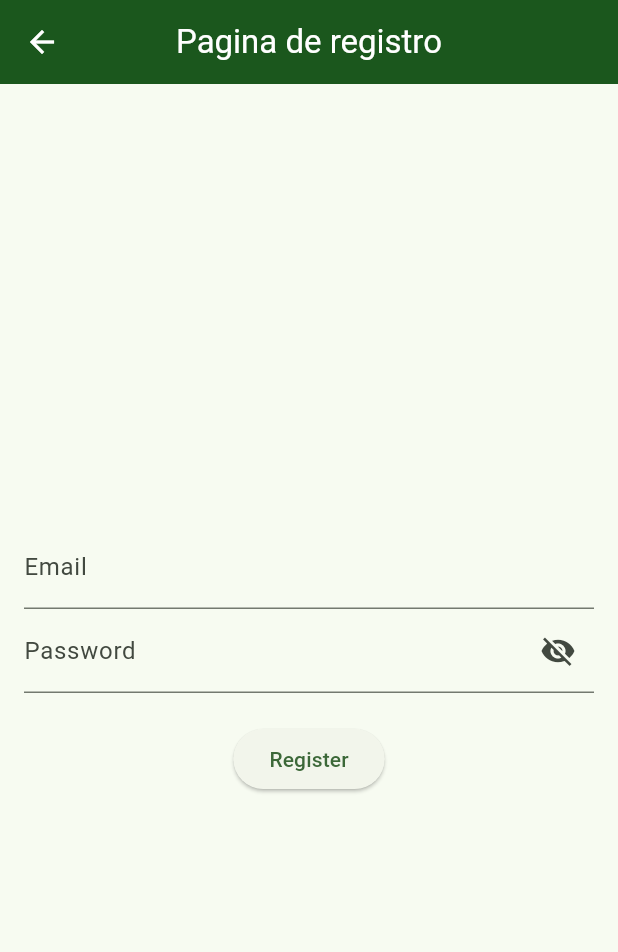
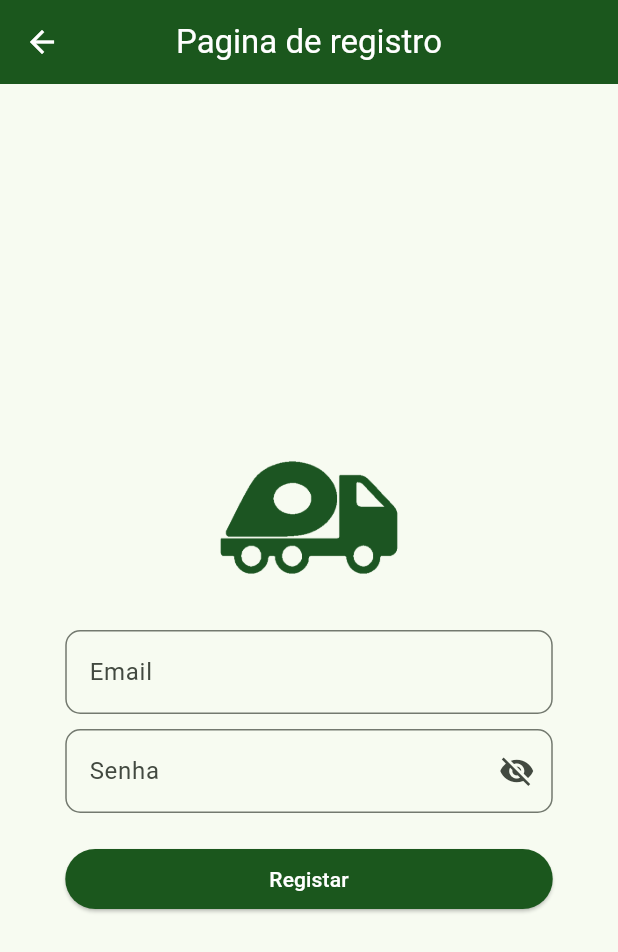
Before and after one commit to Wetto27/trashmap, a Flutter app: the screen it shows after launch, after a tap on "Criar conta", on a phone screen of 412 x 824 dp. Shown: the top 952 px of the screen. Run offline on Flutter 3.47's test engine with Material 3 defaults, Android fonts, the phone set to English and light mode, and no system bars; our stand-ins replace cloud_firestore, firebase_auth, firebase_core, google_maps_flutter, location; accounts and stored records are empty; network calls fail.

Commit message:
Mudando o visual da register page novamente

```diff
--- a/lib/pages/login_page.dart
+++ b/lib/pages/login_page.dart
@@ -39,7 +39,8 @@ class _LoginPageState extends State<LoginPage> {
         Navigator.pushReplacement(
           context,
           MaterialPageRoute(
-          builder: (context) => MapPage(userId: userCredential.user!.uid, isWorker: false),
+            builder: (context) =>
+                MapPage(userId: userCredential.user!.uid, isWorker: false),
           ),
         );
       } else {
@@ -53,7 +54,8 @@ class _LoginPageState extends State<LoginPage> {
           Navigator.pushReplacement(
             context,
             MaterialPageRoute(
-            builder: (context) => MapPage(userId: userCredential.user!.uid, isWorker: true),
+              builder: (context) =>
+                  MapPage(userId: userCredential.user!.uid, isWorker: true),
             ),
           );
         } else {
@@ -124,8 +126,10 @@ void _showMessage(String message) {
                   obscureText: _showPassword == false ? true : false,
                   decoration: InputDecoration(
                     suffixIcon: GestureDetector(
-                        child: Icon(_showPassword == false ? Icons.visibility_off : Icons.visibility),
-                        onTap: (){
+                      child: Icon(_showPassword == false
+                          ? Icons.visibility_off
+                          : Icons.visibility),
+                      onTap: () {
                         setState(() {
                           _showPassword = !_showPassword;
                         });
@@ -148,16 +152,18 @@ void _showMessage(String message) {
                     ),
                   ),
                   onPressed: login,
-                    child: Text('Entrar',
-                    style: TextStyle(
-                      color: Colors.white
-                    ),
+                  child: Text(
+                    'Entrar',
+                    style: TextStyle(color: Colors.white),
                   ),
                 ),
               ),
               const SizedBox(height: 10),
               GestureDetector(
-                  child: const Text('Criar conta'),
+                child: const Text(
+                  'Criar conta',
+                  style: TextStyle(color: Color(0xFF1B571D)),
+                ),
                 onTap: () {
                   Navigator.pushNamed(context, '/register');
                 },
--- a/lib/pages/map_page.dart
+++ b/lib/pages/map_page.dart
@@ -151,7 +151,7 @@ void _startLocationTracking() {
             mapType: MapType.normal,
             markers: _markers,
             initialCameraPosition: const CameraPosition(
-              target: LatLng(0.0, 0.0), // Initial position; will be updated
+              target: LatLng(-22.2514897, -45.7043553), // Initial position; will be updated
               zoom: 14.47,
             ),
             onMapCreated: (GoogleMapController controller) {
--- a/lib/pages/register_page.dart
+++ b/lib/pages/register_page.dart
@@ -25,7 +25,8 @@ class _RegisterPageState extends State<RegisterPage> {
 
     try {
       // Register user
-      UserCredential userCredential = await _auth.createUserWithEmailAndPassword(
+      UserCredential userCredential =
+          await _auth.createUserWithEmailAndPassword(
         email: emailController.text,
         password: passwordController.text,
       );
@@ -58,40 +59,81 @@ class _RegisterPageState extends State<RegisterPage> {
   Widget build(BuildContext context) {
     return Scaffold(
       appBar: customAppBarReturn(context, "Pagina de registro"),
-      body: Padding(
+      body: SizedBox(
+        width: MediaQuery.of(context).size.width,
+        height: MediaQuery.of(context).size.height,
+        child: Padding(
           padding: const EdgeInsets.all(16.0),
           child: Column(
             mainAxisAlignment: MainAxisAlignment.center,
             children: [
-            TextField(
+              Image.asset(
+                'assets/images/greentruckicon.png',
+                width: 150,
+                height: 150,
+              ),
+              SizedBox(
+                width: 325,
+                child: TextField(
+                  keyboardType: TextInputType.emailAddress,
+                  textInputAction: TextInputAction.next,
                   controller: emailController,
-              decoration: const InputDecoration(labelText: 'Email'),
+                  decoration: InputDecoration(
+                    labelText: 'Email',
+                    border: OutlineInputBorder(
+                      borderSide: BorderSide(color: Color(0xFF1B571D)),
+                      borderRadius: BorderRadius.circular(10),
                     ),
-            TextField(
+                  ),
+                ),
+              ),
+              const SizedBox(height: 10),
+              SizedBox(
+                width: 325,
+                child: TextField(
                   controller: passwordController,
                   decoration: InputDecoration(
-                labelText: 'Password',
+                    labelText: 'Senha',
                     suffixIcon: IconButton(
-                  icon: Icon(_showPassword ? Icons.visibility : Icons.visibility_off),
+                      icon: Icon(_showPassword
+                          ? Icons.visibility
+                          : Icons.visibility_off),
                       onPressed: () {
                         setState(() {
                           _showPassword = !_showPassword;
                         });
                       },
                     ),
+                    border: OutlineInputBorder(
+                      borderRadius: BorderRadius.circular(10),
+                    ),
                   ),
                   obscureText: !_showPassword,
                 ),
+              ),
               const SizedBox(height: 20),
-            ElevatedButton(
+              SizedBox(
+                width: 325,
+                child: ElevatedButton(
+                  style: const ButtonStyle(
+                    backgroundColor: WidgetStatePropertyAll<Color>(
+                      Color(0xFF1B571D),
+                    ),
+                  ),
                   onPressed: _isLoading ? null : register,
                   child: _isLoading
                       ? const CircularProgressIndicator(
-                      valueColor: AlwaysStoppedAnimation<Color>(Colors.white),
+                          valueColor:
+                              AlwaysStoppedAnimation<Color>(Colors.white),
                         )
-                  : const Text('Register'),
+                      : const Text(
+                          'Registar',
+                          style: TextStyle(color: Colors.white),
+                        ),
+                ),
               ),
             ],
+          ),
         ),
       ),
     );
```
Lines whose indentation alone changed are shown as unchanged.
